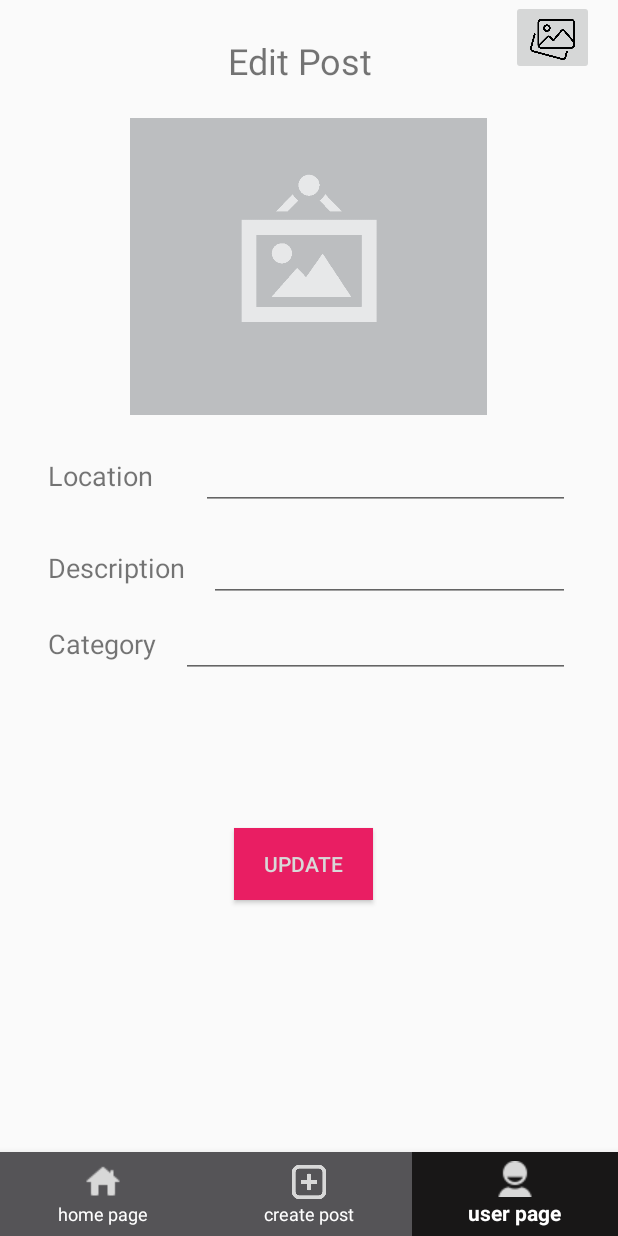
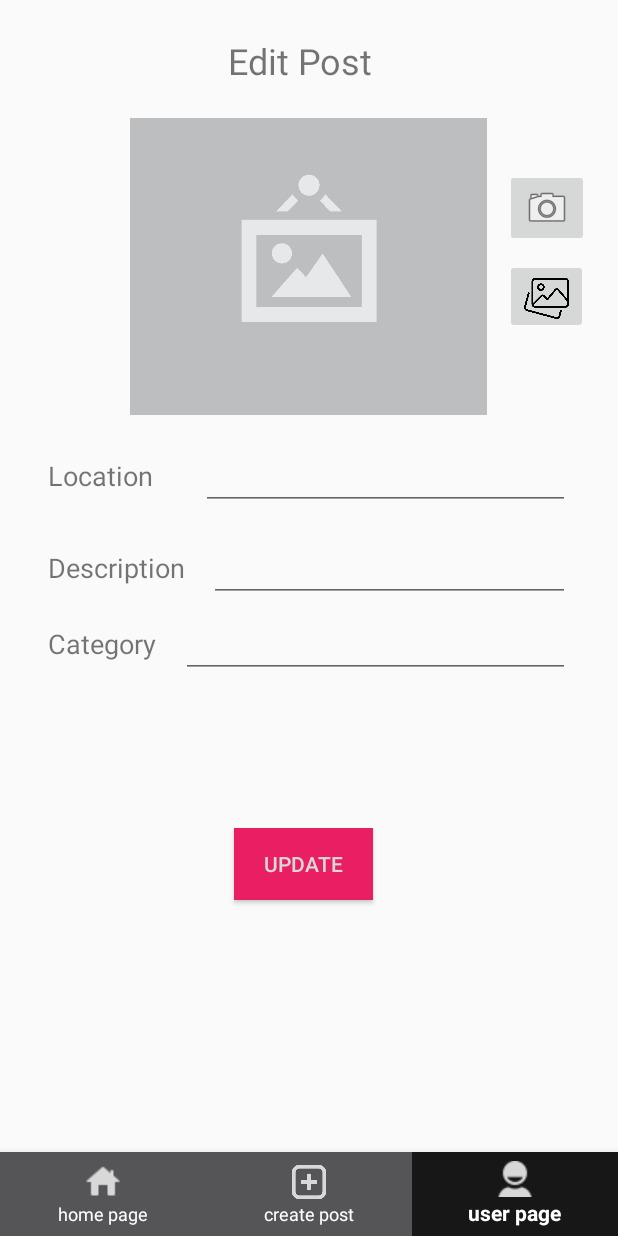
Before and after one commit to DavidMami/ZachenAway, an Android app built with Jetpack Compose: the fragment EditPostFragment placed in its activity, on a phone screen of 412 x 824 dp. Run offline under Robolectric (Android 15) with nearby library versions, the phone set to English and light mode, and no system bars; our stand-ins replace Firebase (no records; nobody signed in at launch, a user with empty details on screens opened directly), Picasso, Room's generated code, data binding, navigation-ui; 2 statements that could not run were skipped.

Commit message:
add support for taking photo in edit post fragment

```diff
--- a/app/src/main/java/com/example/zachenaway/ui/menu/EditPostFragment.kt
+++ b/app/src/main/java/com/example/zachenaway/ui/menu/EditPostFragment.kt
@@ -41,7 +41,8 @@ class EditPostFragment : Fragment() {
         imageLaunchers = ImageHandler(
             this,
             binding!!.postImageImageView,
-            binding!!.uploadPostImageButton,
+            binding!!.uploadImageFromGalleryButton,
+            binding!!.takePhotoButton,
         )
 
         initializeVariables()
--- a/app/src/main/res/layout/fragment_create_post.xml
+++ b/app/src/main/res/layout/fragment_create_post.xml
@@ -6,7 +6,8 @@
         android:id="@+id/scrollView"
         android:layout_width="match_parent"
         android:layout_height="match_parent"
-        android:fillViewport="true">
+        android:fillViewport="true"
+        tools:context="ui.menu.CreatePostFragment">
 
         <androidx.constraintlayout.widget.ConstraintLayout
             android:layout_width="match_parent"
--- a/app/src/main/res/layout/fragment_edit_post.xml
+++ b/app/src/main/res/layout/fragment_edit_post.xml
@@ -6,7 +6,8 @@
         android:id="@+id/scrollView"
         android:layout_width="match_parent"
         android:layout_height="match_parent"
-        android:fillViewport="true">
+        android:fillViewport="true"
+        tools:context="ui.menu.EditPostFragment">
 
         <androidx.constraintlayout.widget.ConstraintLayout
             android:layout_width="match_parent"
@@ -56,14 +57,28 @@
                 app:layout_constraintTop_toBottomOf="@+id/page_title_textView" />
 
             <ImageButton
-                android:id="@+id/uploadPostImageButton"
+                android:id="@+id/takePhotoButton"
+                android:layout_width="wrap_content"
+                android:layout_height="wrap_content"
+                android:layout_marginTop="56dp"
+                android:src="@android:drawable/ic_menu_camera"
+                app:layout_constraintEnd_toEndOf="parent"
+                app:layout_constraintHorizontal_bias="0.38"
+                app:layout_constraintStart_toEndOf="@+id/postImageImageView"
+                app:layout_constraintTop_toBottomOf="@+id/page_title_textView"
+                tools:ignore="SpeakableTextPresentCheck" />
+
+            <ImageButton
+                android:id="@+id/uploadImageFromGalleryButton"
                 android:layout_width="55dp"
                 android:layout_height="50dp"
+                android:layout_marginTop="8dp"
                 android:scaleType="fitCenter"
                 android:src="@drawable/gallery_icon"
                 app:layout_constraintEnd_toEndOf="parent"
+                app:layout_constraintHorizontal_bias="0.38"
                 app:layout_constraintStart_toEndOf="@+id/postImageImageView"
-                tools:ignore="MissingConstraints,SpeakableTextPresentCheck"
+                app:layout_constraintTop_toBottomOf="@+id/takePhotoButton"
                 tools:layout_editor_absoluteY="226dp" />
 
             <TextView
```
